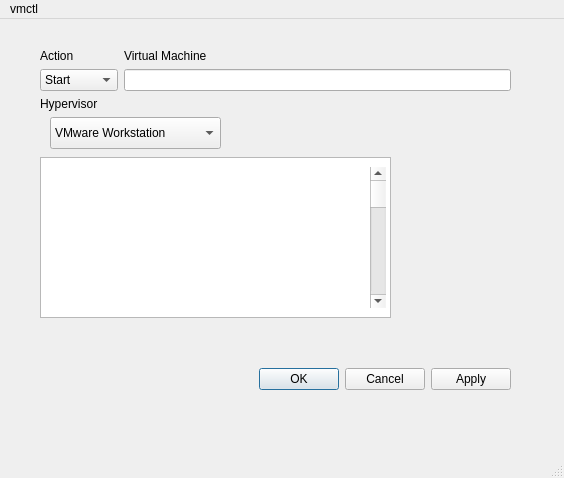
This is src/vmm/vmmux/mainwindow.ui in clockworksspheres/vmm as Qt 5 draws it before an edit. The edited form follows.
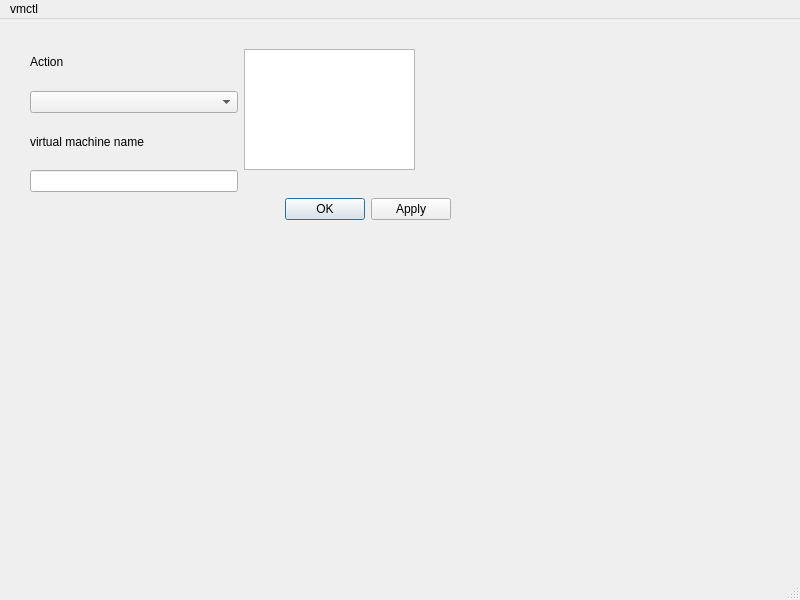
This is the edited form.

Commit message: more interface prototyping

Diff of the .ui file:
```diff
--- a/src/vmm/vmmux/mainwindow.ui
+++ b/src/vmm/vmmux/mainwindow.ui
@@ -6,104 +6,38 @@
    <rect>
     <x>0</x>
     <y>0</y>
-    <width>564</width>
-    <height>478</height>
+    <width>800</width>
+    <height>600</height>
    </rect>
   </property>
   <property name="windowTitle">
    <string>MainWindow</string>
   </property>
   <widget class="QWidget" name="centralwidget">
-   <widget class="QWidget" name="layoutWidget">
+   <widget class="QWidget" name="">
     <property name="geometry">
      <rect>
-      <x>40</x>
-      <y>30</y>
-      <width>471</width>
-      <height>341</height>
+      <x>30</x>
+      <y>20</y>
+      <width>421</width>
+      <height>181</height>
      </rect>
     </property>
     <layout class="QGridLayout" name="gridLayout">
-     <item row="4" column="2">
-      <widget class="QDialogButtonBox" name="buttonBox">
-       <property name="standardButtons">
-        <set>QDialogButtonBox::StandardButton::Apply|QDialogButtonBox::StandardButton::Cancel|QDialogButtonBox::StandardButton::Ok</set>
-       </property>
-      </widget>
-     </item>
-     <item row="0" column="2">
-      <widget class="QLabel" name="label_3">
+     <item row="0" column="0">
+      <widget class="QLabel" name="label">
        <property name="text">
-        <string>Virtual Machine</string>
+        <string>Action</string>
        </property>
       </widget>
      </item>
-     <item row="3" column="0" colspan="3">
-      <widget class="QStackedWidget" name="stackedWidget_2">
-       <property name="currentIndex">
-        <number>1</number>
-       </property>
-       <widget class="QWidget" name="page_4">
-        <widget class="QComboBox" name="comboBox_2">
-         <property name="geometry">
-          <rect>
-           <x>10</x>
-           <y>0</y>
-           <width>181</width>
-           <height>21</height>
-          </rect>
-         </property>
-         <item>
-          <property name="text">
-           <string>Vmware Fusion</string>
-          </property>
-         </item>
-         <item>
-          <property name="text">
-           <string>UTM</string>
-          </property>
-         </item>
-         <item>
-          <property name="text">
-           <string>Virtualbox</string>
-          </property>
-         </item>
-        </widget>
-       </widget>
-       <widget class="QWidget" name="page_6">
-        <widget class="QComboBox" name="comboBox_3">
-         <property name="geometry">
-          <rect>
-           <x>10</x>
-           <y>0</y>
-           <width>171</width>
-           <height>32</height>
-          </rect>
-         </property>
-         <item>
-          <property name="text">
-           <string>VMware Workstation</string>
-          </property>
-         </item>
-         <item>
-          <property name="text">
-           <string>HyperV</string>
-          </property>
-         </item>
-         <item>
-          <property name="text">
-           <string>VirtualBox</string>
-          </property>
-         </item>
-        </widget>
+     <item row="0" column="1" rowspan="4">
         <widget class="QStackedWidget" name="stackedWidget">
-         <property name="geometry">
-          <rect>
-           <x>-10</x>
-           <y>30</y>
-           <width>467</width>
-           <height>181</height>
-          </rect>
+       <property name="sizePolicy">
+        <sizepolicy hsizetype="MinimumExpanding" vsizetype="MinimumExpanding">
+         <horstretch>0</horstretch>
+         <verstretch>0</verstretch>
+        </sizepolicy>
          </property>
          <property name="currentIndex">
           <number>2</number>
@@ -142,84 +76,39 @@
           <widget class="QTextEdit" name="textEdit">
            <property name="geometry">
             <rect>
-             <x>10</x>
+           <x>0</x>
              <y>10</y>
-             <width>351</width>
-             <height>161</height>
-            </rect>
-           </property>
-          </widget>
-          <widget class="QScrollBar" name="verticalScrollBar">
-           <property name="geometry">
-            <rect>
-             <x>340</x>
-             <y>20</y>
-             <width>16</width>
-             <height>141</height>
-            </rect>
-           </property>
-           <property name="orientation">
-            <enum>Qt::Orientation::Vertical</enum>
-           </property>
+           <width>171</width>
+           <height>121</height>
+          </rect>
+         </property>
+         <property name="sizePolicy">
+          <sizepolicy hsizetype="MinimumExpanding" vsizetype="MinimumExpanding">
+           <horstretch>0</horstretch>
+           <verstretch>0</verstretch>
+          </sizepolicy>
+         </property>
           </widget>
          </widget>
         </widget>
-       </widget>
-      </widget>
      </item>
-     <item row="1" column="2">
-      <widget class="QLineEdit" name="lineEdit_2"/>
+     <item row="1" column="0">
+      <widget class="QComboBox" name="comboBox"/>
      </item>
-     <item row="2" column="0" colspan="2">
+     <item row="2" column="0">
       <widget class="QLabel" name="label_2">
        <property name="text">
-        <string>Hypervisor</string>
+        <string>virtual machine name</string>
        </property>
       </widget>
      </item>
-     <item row="1" column="0" colspan="2">
-      <widget class="QComboBox" name="comboBox">
-       <item>
-        <property name="text">
-         <string>Start</string>
-        </property>
-       </item>
-       <item>
-        <property name="text">
-         <string>Stop</string>
-        </property>
-       </item>
-       <item>
-        <property name="text">
-         <string>Reset</string>
-        </property>
-       </item>
-       <item>
-        <property name="text">
-         <string>pause</string>
-        </property>
-       </item>
-       <item>
-        <property name="text">
-         <string>unpause</string>
-        </property>
-       </item>
-       <item>
-        <property name="text">
-         <string>IP</string>
-        </property>
-       </item>
-       <item>
-        <property name="text">
-         <string>Status</string>
-        </property>
-       </item>
-      </widget>
-     </item>
-     <item row="0" column="0" colspan="2">
-      <widget class="QLabel" name="label">
-       <property name="text">
-        <string>Action</string>
+     <item row="3" column="0">
+      <widget class="QLineEdit" name="lineEdit"/>
+     </item>
+     <item row="4" column="1">
+      <widget class="QDialogButtonBox" name="buttonBox">
+       <property name="standardButtons">
+        <set>QDialogButtonBox::StandardButton::Apply|QDialogButtonBox::StandardButton::Ok</set>
        </property>
       </widget>
      </item>
@@ -231,7 +120,7 @@
     <rect>
      <x>0</x>
      <y>0</y>
-     <width>564</width>
+     <width>800</width>
      <height>39</height>
     </rect>
    </property>
```
Left out of the diff: 8 changed lines with no effect on the pictures. Lines whose indentation alone changed are shown as unchanged. The commit also changes 4 other files.
